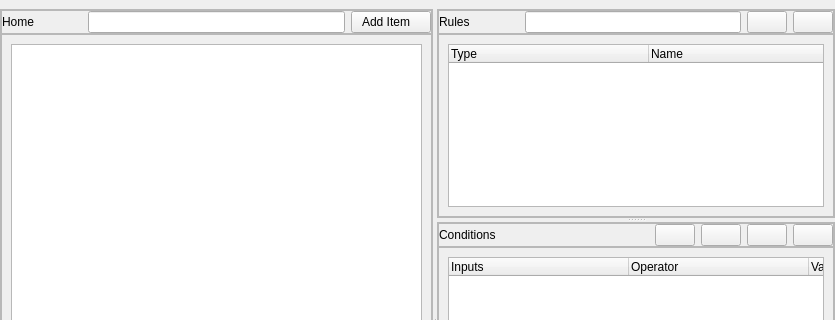
Qt form data/FormRules.ui (calaos/calaos_installer) before a commit; both pictures show x 0 to 835 and y 0 to 320 of the 835 by 643 pixel window.
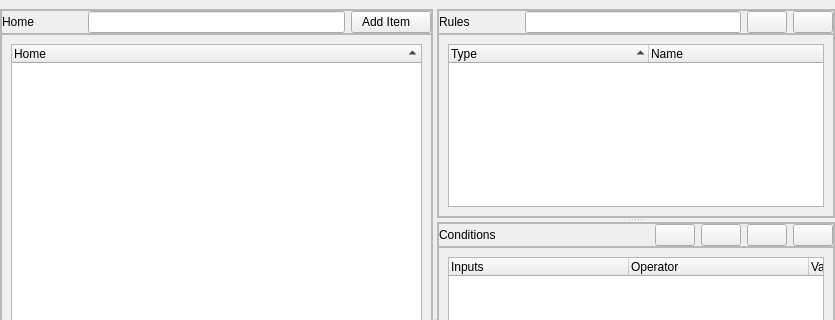
The same form after that commit. Icons and pictures are not drawn. Custom widgets are drawn as their Qt base class.

Commit message: add sorting feature for home and rules lists

```diff
--- a/data/FormRules.ui
+++ b/data/FormRules.ui
@@ -279,6 +279,9 @@
                <property name="uniformRowHeights">
                 <bool>true</bool>
                </property>
+               <property name="sortingEnabled">
+                <bool>true</bool>
+               </property>
                <property name="animated">
                 <bool>true</bool>
                </property>
@@ -286,11 +289,11 @@
                 <bool>false</bool>
                </property>
                <attribute name="headerVisible">
-                <bool>false</bool>
+                <bool>true</bool>
                </attribute>
                <column>
                 <property name="text">
-                 <string/>
+                 <string>Home</string>
                 </property>
                </column>
               </widget>
@@ -506,6 +509,9 @@
                 <property name="uniformRowHeights">
                  <bool>true</bool>
                 </property>
+                <property name="sortingEnabled">
+                 <bool>true</bool>
+                </property>
                 <attribute name="headerDefaultSectionSize">
                  <number>200</number>
                 </attribute>
```
